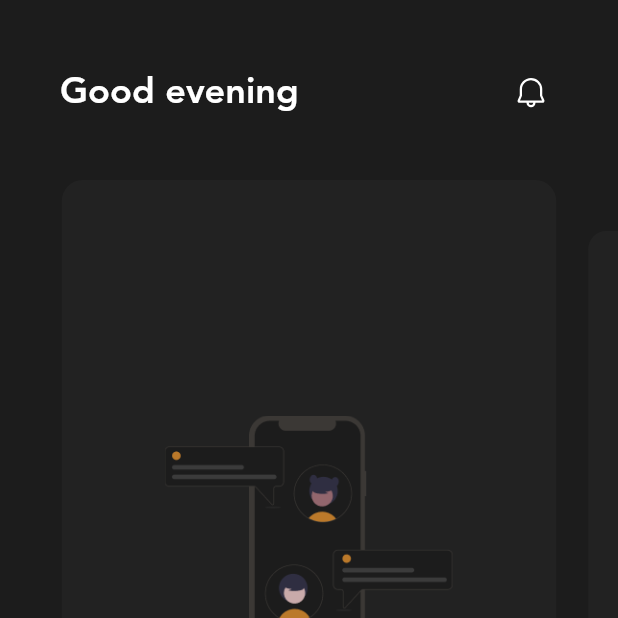
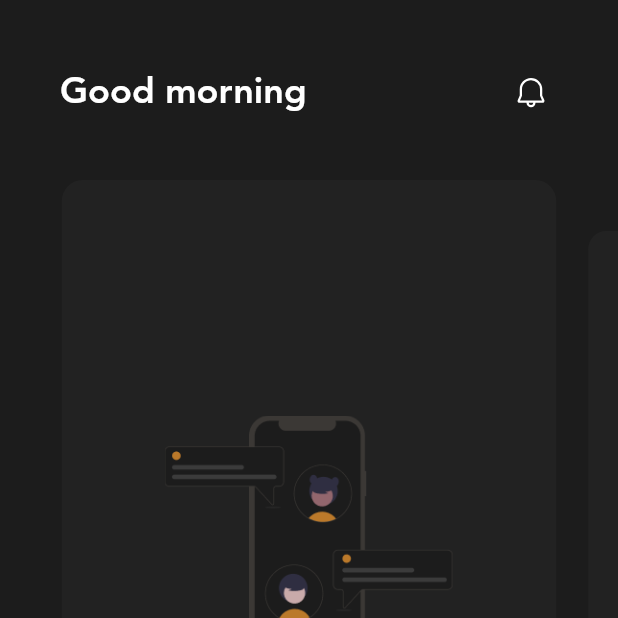
Before and after one commit to mkofdwu/discourse, a Flutter app: the ChatsView screen opened directly, on a phone screen of 412 x 824 dp, the top half of it. Run offline on Flutter 3.47's test engine with Material 2 defaults, Android fonts, the phone set to English and light mode, and no system bars; drawn by our look-alikes of carousel_slider; our stand-ins replace cached_network_image, cloud_firestore, firebase_auth, firebase_core, firebase_storage, fluentui_system_icons and 4 more; accounts and stored records are empty.

Commit message:
show greeting correctly

```diff
--- a/lib/models/db_objects/user_chat.dart
+++ b/lib/models/db_objects/user_chat.dart
@@ -2,7 +2,7 @@ import 'package:discourse/models/db_objects/chat_data.dart';
 import 'package:discourse/models/db_objects/chat_member.dart';
 import 'package:discourse/models/db_objects/user.dart';
 import 'package:discourse/services/user_db.dart';
-import 'package:discourse/utils/format_date_time.dart';
+import 'package:discourse/utils/date_time.dart';
 import 'package:get/get.dart';
 
 abstract class UserChat {
--- a/lib/utils/format_date_time.dart
+++ b/lib/utils/date_time.dart
@@ -9,3 +9,11 @@ String formatDate(DateTime dateTime) {
 bool isSameDay(DateTime a, DateTime b) {
   return a.year == b.year && a.month == b.month && a.day == b.day;
 }
+
+String timeOfDay() {
+  final hour = DateTime.now().hour;
+  if (hour < 12) return 'morning';
+  if (hour < 18) return 'afternoon';
+  if (hour < 21) return 'evening';
+  return 'night';
+}
--- a/lib/views/chat/chat_view.dart
+++ b/lib/views/chat/chat_view.dart
@@ -2,7 +2,7 @@ import 'package:discourse/constants/palette.dart';
 import 'package:discourse/models/chat_log_object.dart';
 import 'package:discourse/models/db_objects/chat_alert.dart';
 import 'package:discourse/models/db_objects/message.dart';
-import 'package:discourse/utils/format_date_time.dart';
+import 'package:discourse/utils/date_time.dart';
 import 'package:discourse/models/db_objects/chat_member.dart';
 import 'package:discourse/models/db_objects/user_chat.dart';
 import 'package:discourse/views/chat/widgets/deleted_message_view.dart';
--- a/lib/views/chat/widgets/deleted_message_view.dart
+++ b/lib/views/chat/widgets/deleted_message_view.dart
@@ -1,6 +1,6 @@
 import 'package:discourse/constants/palette.dart';
 import 'package:discourse/models/db_objects/message.dart';
-import 'package:discourse/utils/format_date_time.dart';
+import 'package:discourse/utils/date_time.dart';
 import 'package:fluentui_system_icons/fluentui_system_icons.dart';
 import 'package:flutter/material.dart';
 import 'package:get/get.dart';
--- a/lib/views/chat/widgets/message_view.dart
+++ b/lib/views/chat/widgets/message_view.dart
@@ -5,7 +5,7 @@ import 'package:discourse/constants/palette.dart';
 import 'package:discourse/models/db_objects/message.dart';
 import 'package:discourse/models/photo.dart';
 import 'package:discourse/models/replied_message.dart';
-import 'package:discourse/utils/format_date_time.dart';
+import 'package:discourse/utils/date_time.dart';
 import 'package:discourse/views/chat/widgets/reply_gesture.dart';
 import 'package:discourse/widgets/pressed_builder.dart';
 import 'package:fluentui_system_icons/fluentui_system_icons.dart';
--- a/lib/views/chats/chats_view.dart
+++ b/lib/views/chats/chats_view.dart
@@ -2,6 +2,7 @@ import 'package:cached_network_image/cached_network_image.dart';
 import 'package:discourse/constants/palette.dart';
 import 'package:discourse/models/chat_log_object.dart';
 import 'package:discourse/models/db_objects/message.dart';
+import 'package:discourse/utils/date_time.dart';
 import 'package:discourse/views/chats/onboarding_view.dart';
 import 'package:discourse/widgets/floating_action_button.dart';
 import 'package:discourse/widgets/icon_button.dart';
@@ -60,7 +61,7 @@ class ChatsView extends StatelessWidget {
         mainAxisAlignment: MainAxisAlignment.spaceBetween,
         children: [
           Text(
-            'Good evening',
+            'Good ${timeOfDay()}',
             style: TextStyle(fontSize: 24, fontWeight: FontWeight.w700),
           ),
           MyIconButton(
--- a/lib/views/my_story/my_story_view.dart
+++ b/lib/views/my_story/my_story_view.dart
@@ -1,6 +1,6 @@
 import 'package:discourse/constants/palette.dart';
 import 'package:discourse/models/db_objects/story_page.dart';
-import 'package:discourse/utils/format_date_time.dart';
+import 'package:discourse/utils/date_time.dart';
 import 'package:discourse/widgets/app_bar.dart';
 import 'package:discourse/widgets/floating_action_button.dart';
 import 'package:discourse/widgets/list_tile.dart';
```
